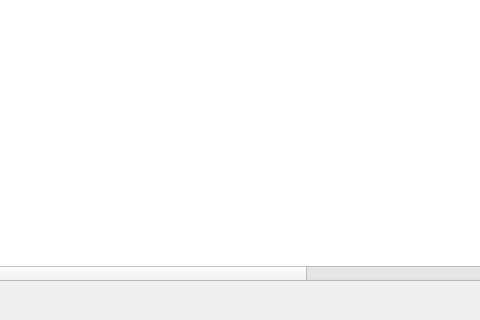
This is src/qt/forms/coincontroldialog.ui in davidlatapie/HyperStake as Qt 5 draws it before an edit; both pictures show x 431 to 911 and y 180 to 500 of the 1000 by 500 pixel window. The edited form follows.
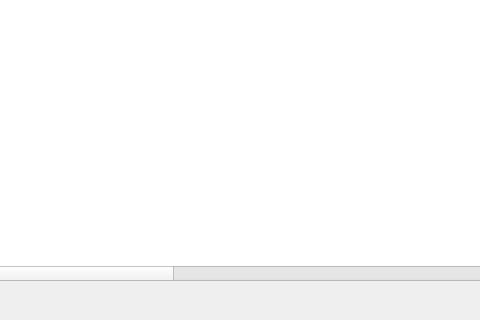
This is the edited form. Custom widgets are drawn as their Qt base class.

The edit to the form file:
```diff
--- a/src/qt/forms/coincontroldialog.ui
+++ b/src/qt/forms/coincontroldialog.ui
@@ -483,7 +483,7 @@
       <bool>false</bool>
      </property>
      <property name="columnCount">
-      <number>13</number>
+      <number>16</number>
      </property>
      <attribute name="headerShowSortIndicator" stdset="0">
       <bool>true</bool>
@@ -514,11 +514,13 @@
        <string>Age</string>
       </property>
      </column>
+	 
 	 <column>
       <property name="text">
        <string>Potential Stake</string>
       </property>
      </column>
+	 
      <column>
       <property name="text">
        <string>Weight</string>
@@ -541,7 +543,17 @@
      </column>
      <column>
       <property name="text">
-       <string>Priority</string>
+       <string>Priority</string> /** priority **/
+      </property>
+     </column>
+	 <column>
+      <property name="text"> /** age int 64 invisible **/
+       <string/>
+      </property>
+     </column>
+	 <column>
+      <property name="text"> /** pot stake int 64 invisible **/
+       <string/>
       </property>
      </column>
      <column>
```
Left out of the diff: 18 changed lines with no effect on the pictures.
